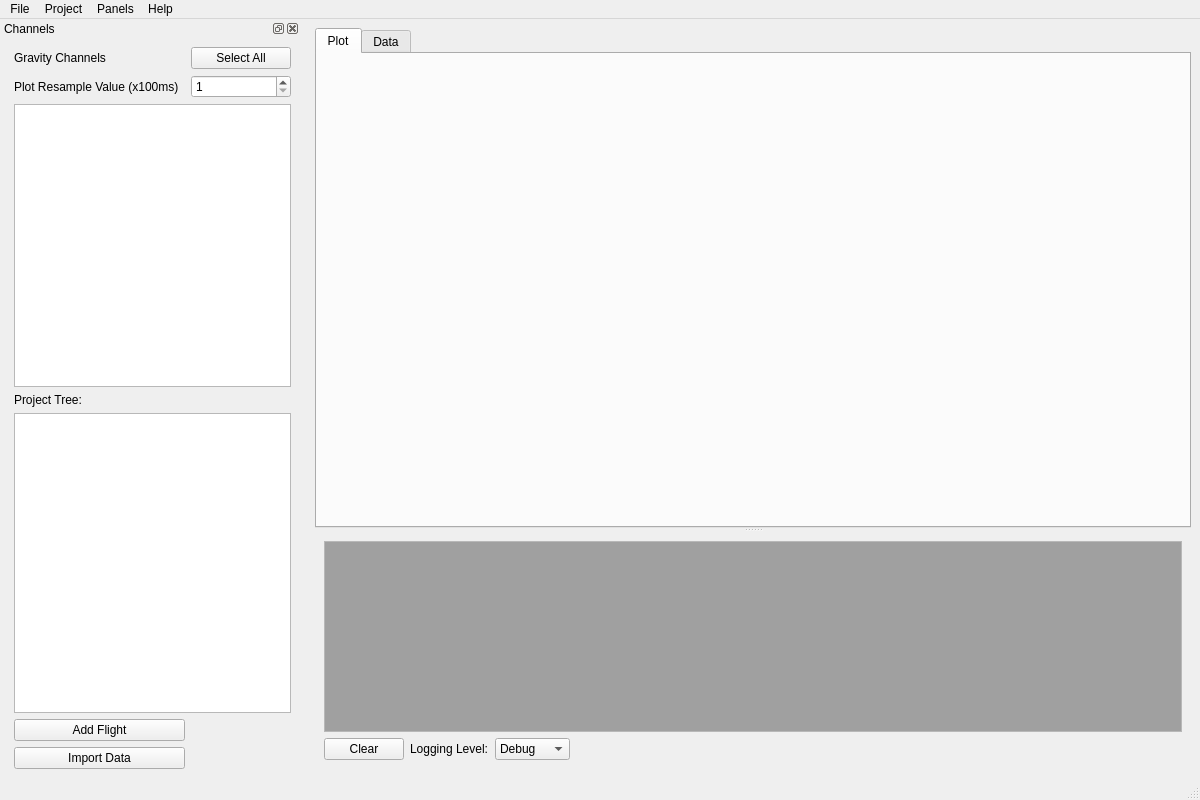
First picture: the form in dgp/ui/main_window.ui, repository DynamicGravitySystems/DGP, before the edit.
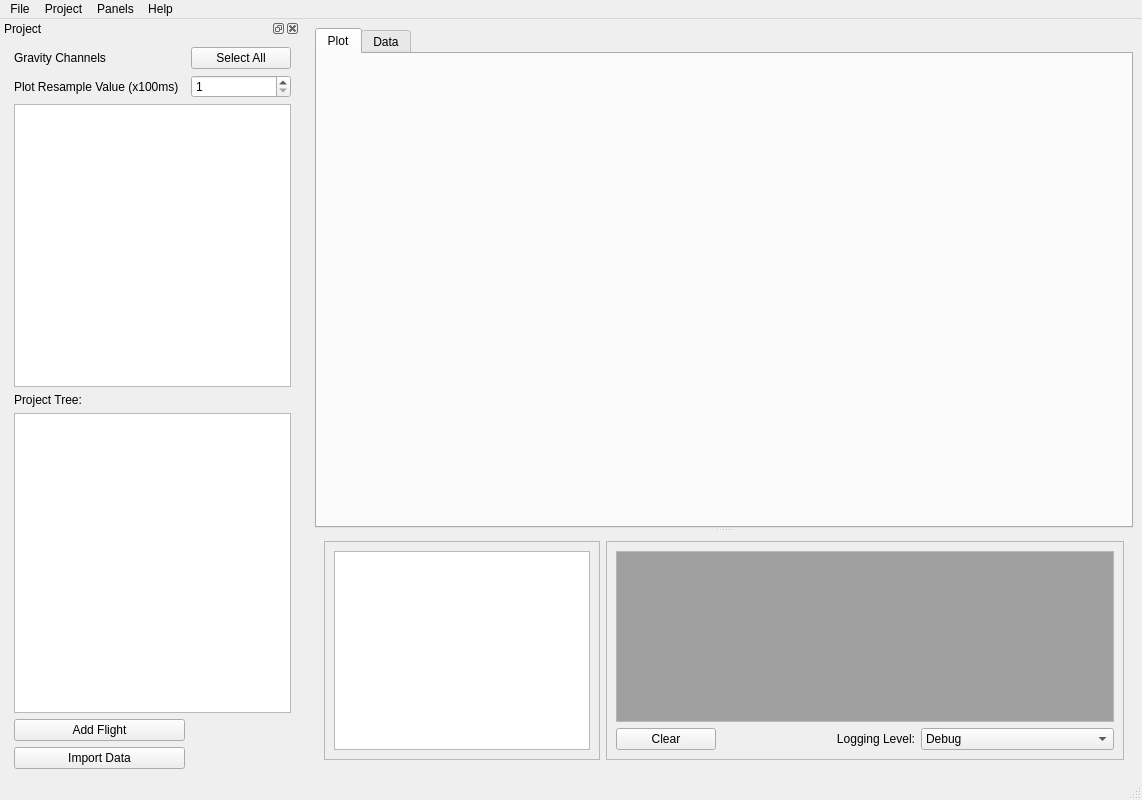
Second picture: the form after the edit. Icons and pictures are not drawn.

Commit message: Added new flight dialog. Fixed project tests.

Diff of the .ui file:
```diff
--- a/dgp/ui/main_window.ui
+++ b/dgp/ui/main_window.ui
@@ -6,7 +6,7 @@
    <rect>
     <x>0</x>
     <y>0</y>
-    <width>1200</width>
+    <width>1142</width>
     <height>800</height>
    </rect>
   </property>
@@ -79,6 +79,61 @@
          <width>0</width>
          <height>100</height>
         </size>
+       </property>
+       <layout class="QHBoxLayout" name="horizontalLayout_3">
+        <item alignment="Qt::AlignLeft">
+         <widget class="QFrame" name="info_frame">
+          <property name="sizeIncrement">
+           <size>
+            <width>1</width>
+            <height>0</height>
+           </size>
+          </property>
+          <property name="frameShape">
+           <enum>QFrame::StyledPanel</enum>
+          </property>
+          <property name="frameShadow">
+           <enum>QFrame::Raised</enum>
+          </property>
+          <layout class="QVBoxLayout" name="verticalLayout_5">
+           <item>
+            <widget class="QPlainTextEdit" name="text_info">
+             <property name="enabled">
+              <bool>true</bool>
+             </property>
+             <property name="sizeIncrement">
+              <size>
+               <width>1</width>
+               <height>0</height>
+              </size>
+             </property>
+             <property name="readOnly">
+              <bool>true</bool>
+             </property>
+             <property name="plainText">
+              <string/>
+             </property>
+             <property name="placeholderText">
+              <string>Selection Info</string>
+             </property>
+            </widget>
+           </item>
+          </layout>
+         </widget>
+        </item>
+        <item>
+         <widget class="QFrame" name="console_frame">
+          <property name="sizeIncrement">
+           <size>
+            <width>2</width>
+            <height>0</height>
+           </size>
+          </property>
+          <property name="frameShape">
+           <enum>QFrame::StyledPanel</enum>
+          </property>
+          <property name="frameShadow">
+           <enum>QFrame::Raised</enum>
        </property>
        <layout class="QVBoxLayout" name="verticalLayout_2">
         <item>
@@ -144,6 +199,9 @@
           <property name="frameShape">
            <enum>QFrame::StyledPanel</enum>
           </property>
+             <property name="readOnly">
+              <bool>true</bool>
+             </property>
          </widget>
         </item>
         <item>
@@ -190,27 +248,17 @@
             </property>
            </widget>
           </item>
-          <item row="0" column="3">
-           <spacer name="horizontalSpacer">
-            <property name="orientation">
-             <enum>Qt::Horizontal</enum>
-            </property>
-            <property name="sizeHint" stdset="0">
-             <size>
-              <width>40</width>
-              <height>20</height>
-             </size>
-            </property>
-           </spacer>
-          </item>
           <item row="0" column="1">
            <widget class="QLabel" name="label_logging_level">
             <property name="text">
-             <string>Logging Level:</string>
+                <string>&lt;html&gt;&lt;head/&gt;&lt;body&gt;&lt;p align=&quot;right&quot;&gt;Logging Level:&lt;/p&gt;&lt;/body&gt;&lt;/html&gt;</string>
             </property>
            </widget>
           </item>
          </layout>
+           </item>
+          </layout>
+         </widget>
         </item>
        </layout>
       </widget>
@@ -223,7 +271,7 @@
     <rect>
      <x>0</x>
      <y>0</y>
-     <width>1200</width>
+     <width>1142</width>
      <height>21</height>
     </rect>
    </property>
@@ -298,7 +346,7 @@
     <set>Qt::LeftDockWidgetArea|Qt::RightDockWidgetArea</set>
    </property>
    <property name="windowTitle">
-    <string>Channels</string>
+    <string>Project</string>
    </property>
    <attribute name="dockWidgetArea">
     <number>1</number>
```
Left out of the diff: 21 changed lines with no effect on the pictures. Lines whose indentation alone changed are shown as unchanged. The commit also changes 4 other files.
